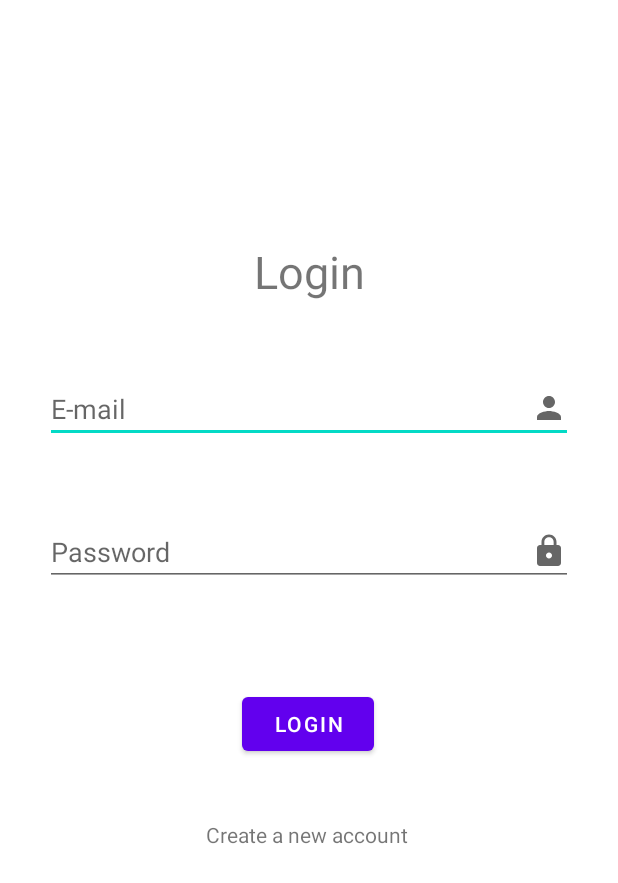
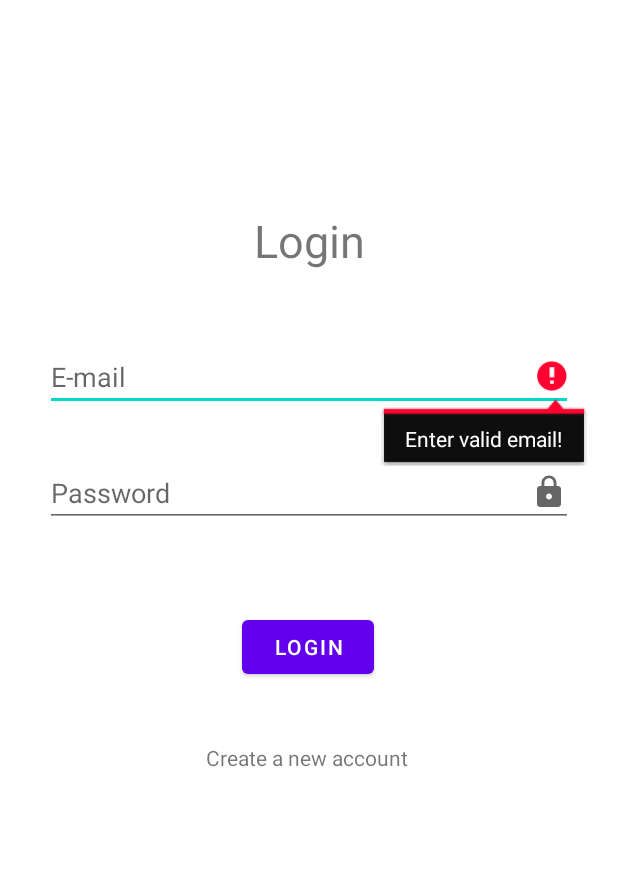
Before and after one commit to MohannedOdeh/Smartlock, an Android app: the screen it shows after launch (Login), after a tap on "LOGIN", on a phone screen of 412 x 824 dp. Shown: the top 883 px of the screen. Run offline under Robolectric (Android 15) with nearby library versions, the phone set to English and light mode, and no system bars; our stand-ins replace Firebase (no records; nobody signed in at launch, a user with empty details on screens opened directly); libraries missing offline, so code that uses them is left out: com.vishnusivadas.advanced_httpurlconnection.

Commit message:
Changes to Login.java

```diff
--- a/app/src/main/AndroidManifest.xml
+++ b/app/src/main/AndroidManifest.xml
@@ -25,11 +25,6 @@
 
         </activity>
         <activity android:name=".MainActivity">
-<!--            <intent-filter>-->
-<!--                <action android:name="android.intent.action.MAIN" />-->
-
-<!--                <category android:name="android.intent.category.LAUNCHER" />-->
-<!--            </intent-filter>-->
         </activity>
     </application>
 
--- a/app/src/main/java/com/example/csis_330smartlock/Login.java
+++ b/app/src/main/java/com/example/csis_330smartlock/Login.java
@@ -42,15 +42,14 @@ public class Login extends AppCompatActivity {
         btnLogin = findViewById(R.id.btnLogin);
         txtSignUp = findViewById(R.id.txtSignUp);
 
-
-
-
         btnLogin.setOnClickListener(new View.OnClickListener() {
             @Override
             public void onClick(View view) {
-            String userEmail = email.getText().toString();
-            String userPassword = password.getText().toString();
-            signIn(userEmail, userPassword);
+                if (checkDataEntered()) {
+                    String userEmail = email.getText().toString();
+                    String userPassword = password.getText().toString();
+                    signIn(userEmail, userPassword);
+                }
             }
         });
 
@@ -90,6 +89,21 @@ public class Login extends AppCompatActivity {
         return true;
     }
 
+    public void onStart() {
+        super.onStart();
+        // Check if user is signed in (non-null) and update UI accordingly.
+        FirebaseUser currentUser = mAuth.getCurrentUser();
+        if(currentUser != null){
+            reload();
+        }
+    }
+
+    private void reload() {
+        // Go to main menu
+        Intent intent = new Intent(getApplicationContext(), MainActivity.class);
+        startActivity(intent);
+        finish();
+    }
 
     private void signIn(String email, String password) {
         // [START sign_in_with_email]
@@ -102,9 +116,7 @@ public class Login extends AppCompatActivity {
                             Log.d(TAG, "signInWithEmail:success");
                             FirebaseUser user = mAuth.getCurrentUser();
                             Toast.makeText(Login.this, "Login successful", Toast.LENGTH_SHORT).show();
-                            Intent test = new Intent(getApplicationContext(), MainActivity.class);
-                            startActivity(test);
-                            finish();
+                            reload();
                         } else {
                             // If sign in fails, display a message to the user.
                             Log.w(TAG, "signInWithEmail:failure", task.getException());
--- a/app/src/main/res/layout/activity_log_in.xml
+++ b/app/src/main/res/layout/activity_log_in.xml
@@ -7,58 +7,19 @@
     tools:context=".Login">
 
     <TextView
+        android:id="@+id/textView"
         android:layout_width="match_parent"
         android:layout_height="wrap_content"
+        android:layout_marginTop="140dp"
         android:gravity="center"
         android:text="@string/login"
         android:textSize="30sp"
-        app:layout_constraintBottom_toTopOf="@+id/email"
         app:layout_constraintTop_toTopOf="parent"
-        app:layout_constraintVertical_bias="0.766"
         tools:layout_editor_absoluteX="0dp">
 
     </TextView>
 
-    <EditText
-        android:id="@+id/email"
-        android:layout_width="match_parent"
-        android:layout_height="wrap_content"
-        android:layout_marginTop="250dp"
-        android:hint="@string/e_mail"
-        app:layout_constraintEnd_toEndOf="parent"
-        app:layout_constraintStart_toStartOf="parent"
-        app:layout_constraintTop_toTopOf="parent"
-        android:layout_marginLeft="30dp"
-        android:layout_marginRight="30dp"
-        android:drawableRight="@drawable/ic_baseline_person_24"/>
-
-    <EditText
-        android:id="@+id/password"
-        android:layout_width="match_parent"
-        android:layout_height="wrap_content"
-        android:layout_marginTop="50dp"
-        android:hint="@string/password"
-        app:layout_constraintEnd_toEndOf="parent"
-        app:layout_constraintStart_toStartOf="parent"
-        app:layout_constraintTop_toBottomOf="@+id/email"
-        android:layout_marginLeft="30dp"
-        android:layout_marginRight="30dp"
-        android:inputType="textPassword"
-        android:drawableRight="@drawable/ic_baseline_lock_24"/>
-
-    <com.google.android.material.button.MaterialButton
-        android:id="@+id/btnLogin"
-        android:layout_width="wrap_content"
-        android:layout_height="wrap_content"
-        android:layout_marginTop="68dp"
-        android:text="@string/login"
-        app:elevation="50dp"
-        app:layout_constraintEnd_toEndOf="parent"
-        app:layout_constraintHorizontal_bias="0.498"
-        app:layout_constraintStart_toStartOf="parent"
-        app:layout_constraintTop_toBottomOf="@+id/password" />
-
-<!--    <ProgressBar-->
+    <!--    <ProgressBar-->
 <!--        android:id="@+id/progress"-->
 <!--        android:layout_width="wrap_content"-->
 <!--        android:layout_height="wrap_content"-->
@@ -66,6 +27,45 @@
 <!--        app:layout_constraintEnd_toEndOf="parent"-->
 <!--        app:layout_constraintStart_toStartOf="parent"-->
 <!--        app:layout_constraintTop_toBottomOf="@+id/password"/>-->
+
+    <EditText
+        android:id="@+id/email"
+        android:layout_width="match_parent"
+        android:layout_height="wrap_content"
+        android:layout_marginLeft="30dp"
+        android:layout_marginTop="48dp"
+        android:layout_marginRight="30dp"
+        android:drawableRight="@drawable/ic_baseline_person_24"
+        android:hint="@string/e_mail"
+        app:layout_constraintEnd_toEndOf="parent"
+        app:layout_constraintStart_toStartOf="parent"
+        app:layout_constraintTop_toBottomOf="@+id/textView" />
+
+    <EditText
+        android:id="@+id/password"
+        android:layout_width="match_parent"
+        android:layout_height="wrap_content"
+        android:layout_marginLeft="30dp"
+        android:layout_marginTop="32dp"
+        android:layout_marginRight="30dp"
+        android:drawableRight="@drawable/ic_baseline_lock_24"
+        android:hint="@string/password"
+        android:inputType="textPassword"
+        app:layout_constraintEnd_toEndOf="parent"
+        app:layout_constraintStart_toStartOf="parent"
+        app:layout_constraintTop_toBottomOf="@+id/email" />
+
+    <com.google.android.material.button.MaterialButton
+        android:id="@+id/btnLogin"
+        android:layout_width="wrap_content"
+        android:layout_height="wrap_content"
+        android:layout_marginTop="56dp"
+        android:text="@string/login"
+        app:elevation="50dp"
+        app:layout_constraintEnd_toEndOf="parent"
+        app:layout_constraintHorizontal_bias="0.498"
+        app:layout_constraintStart_toStartOf="parent"
+        app:layout_constraintTop_toBottomOf="@+id/password" />
 
     <TextView
         android:id="@+id/txtSignUp"
```
Also changed, not shown: app/src/main/res/layout/activity_sign_up.xml (+25 -27 lines).
